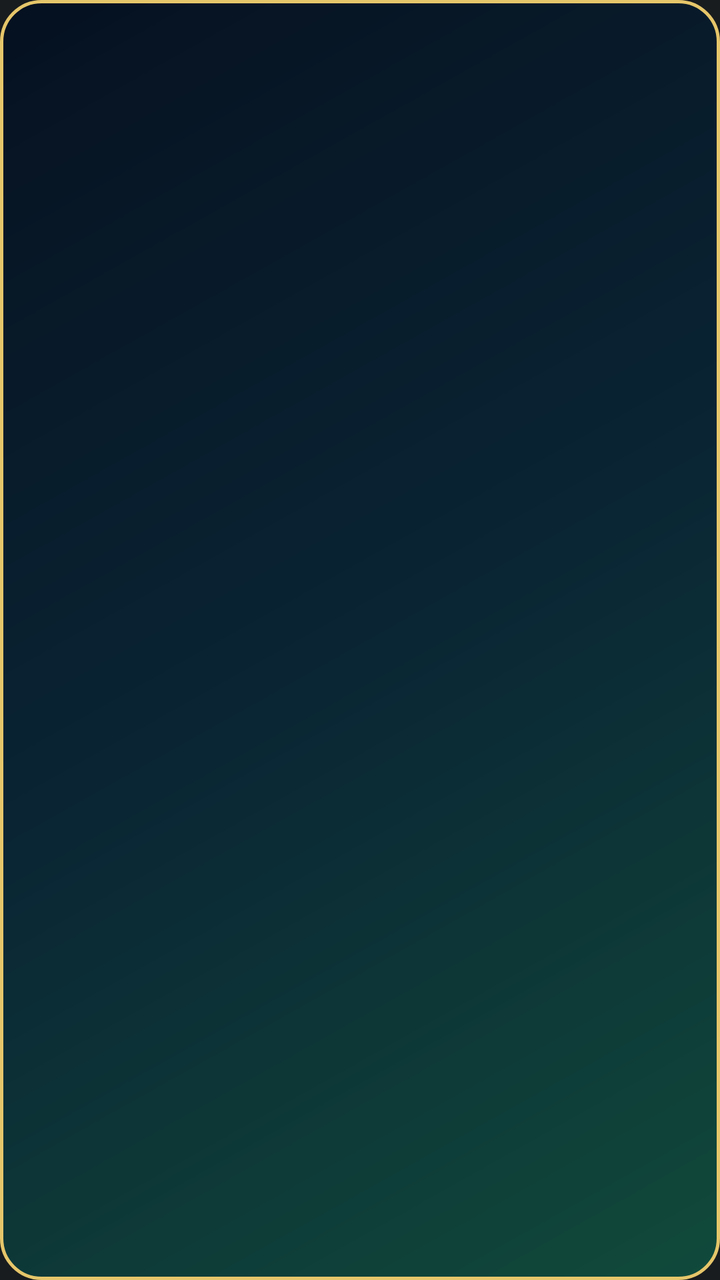
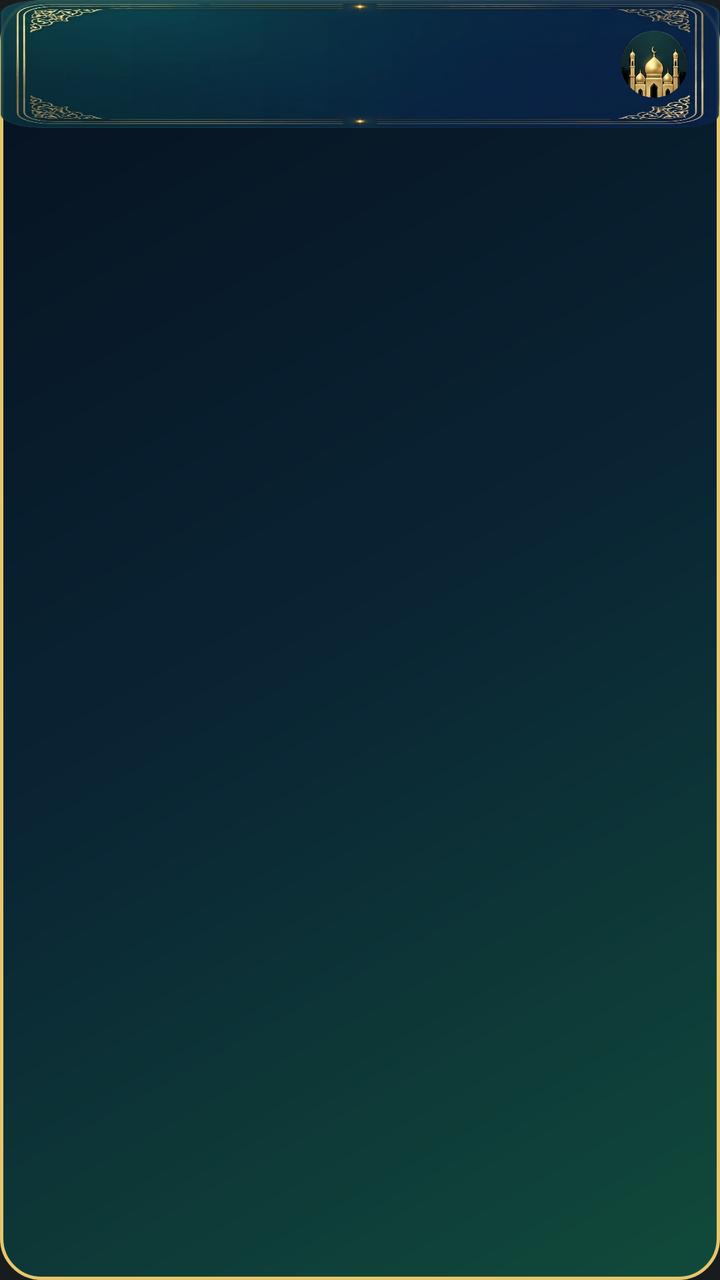

Compare the two renders of this Android layout. The source of the first and the diff that turns it into the second are given below.
<!-- AndroidManifest.xml: application theme android:Theme.DeviceDefault.NoActionBar -->
<!-- res/layout/notif_sakina_live_collapsed.xml -->
<?xml version="1.0" encoding="utf-8"?>
<LinearLayout xmlns:android="http://schemas.android.com/apk/res/android"
    android:layout_width="match_parent"
    android:layout_height="wrap_content"
    android:background="@drawable/bg_notif_glass_card"
    android:layoutDirection="rtl"
    android:orientation="vertical"
    android:paddingStart="12dp"
    android:paddingEnd="12dp"
    android:paddingTop="8dp"
    android:paddingBottom="8dp">

    <LinearLayout
        android:layout_width="match_parent"
        android:layout_height="wrap_content"
        android:gravity="center_vertical"
        android:orientation="horizontal">

        <TextView
            android:id="@+id/tv_collapsed_prayer"
            android:layout_width="0dp"
            android:layout_height="wrap_content"
            android:layout_weight="1"
            android:ellipsize="end"
            android:maxLines="1"
            android:textColor="#FFF3DFA2"
            android:textSize="15sp"
            android:textStyle="bold" />

        <TextView
            android:id="@+id/tv_collapsed_countdown"
            android:layout_width="wrap_content"
            android:layout_height="wrap_content"
            android:textColor="#FFFFFFFF"
            android:textSize="15sp"
            android:textStyle="bold" />
    </LinearLayout>

    <TextView
        android:id="@+id/tv_collapsed_meta"
        android:layout_width="match_parent"
        android:layout_height="wrap_content"
        android:layout_marginTop="2dp"
        android:ellipsize="end"
        android:maxLines="1"
        android:textColor="#B8FFFFFF"
        android:textSize="11sp" />
</LinearLayout>
<!-- resources referenced by this layout -->
<resources>
  <!-- drawable bg_notif_glass_card (drawable) -->
  <?xml version="1.0" encoding="utf-8"?>
  <shape xmlns:android="http://schemas.android.com/apk/res/android" android:shape="rectangle">
      <gradient
          android:angle="135"
          android:startColor="#FA104B3B"
          android:centerColor="#FA092434"
          android:endColor="#FF05101F" />
      <stroke android:width="1.6dp" android:color="#FFE6C66A" />
      <corners android:radius="20dp" />
  </shape>
</resources>

<!-- the commit's change to res/layout/notif_sakina_live_collapsed.xml (unified diff, before → after) -->
@@ -1,48 +1,74 @@
 <?xml version="1.0" encoding="utf-8"?>
-<LinearLayout xmlns:android="http://schemas.android.com/apk/res/android"
+<FrameLayout xmlns:android="http://schemas.android.com/apk/res/android"
     android:layout_width="match_parent"
     android:layout_height="wrap_content"
     android:background="@drawable/bg_notif_glass_card"
-    android:layoutDirection="rtl"
-    android:orientation="vertical"
-    android:paddingStart="12dp"
-    android:paddingEnd="12dp"
-    android:paddingTop="8dp"
-    android:paddingBottom="8dp">
+    android:layoutDirection="rtl">
+
+    <ImageView
+        android:layout_width="match_parent"
+        android:layout_height="64dp"
+        android:scaleType="fitXY"
+        android:src="@drawable/bg_glass_gold_card"
+        android:contentDescription="@null" />
 
     <LinearLayout
         android:layout_width="match_parent"
-        android:layout_height="wrap_content"
+        android:layout_height="64dp"
         android:gravity="center_vertical"
-        android:orientation="horizontal">
+        android:orientation="horizontal"
+        android:paddingStart="16dp"
+        android:paddingEnd="16dp">
 
-        <TextView
-            android:id="@+id/tv_collapsed_prayer"
+        <ImageView
+            android:layout_width="34dp"
+            android:layout_height="34dp"
+            android:layout_marginEnd="10dp"
+            android:scaleType="centerCrop"
+            android:src="@drawable/ic_3d_mosque"
+            android:contentDescription="@null" />
+
+        <LinearLayout
             android:layout_width="0dp"
             android:layout_height="wrap_content"
             android:layout_weight="1"
-            android:ellipsize="end"
-            android:maxLines="1"
-            android:textColor="#FFF3DFA2"
-            android:textSize="15sp"
-            android:textStyle="bold" />
+            android:orientation="vertical">
 
-        <TextView
-            android:id="@+id/tv_collapsed_countdown"
-            android:layout_width="wrap_content"
-            android:layout_height="wrap_content"
-            android:textColor="#FFFFFFFF"
-            android:textSize="15sp"
-            android:textStyle="bold" />
+            <LinearLayout
+                android:layout_width="match_parent"
+                android:layout_height="wrap_content"
+                android:gravity="center_vertical"
+                android:orientation="horizontal">
+
+                <TextView
+                    android:id="@+id/tv_collapsed_prayer"
+                    android:layout_width="0dp"
+                    android:layout_height="wrap_content"
+                    android:layout_weight="1"
+                    android:ellipsize="end"
+                    android:maxLines="1"
+                    android:textColor="#FFF7E7B4"
+                    android:textSize="15sp"
+                    android:textStyle="bold" />
+
+                <TextView
+                    android:id="@+id/tv_collapsed_countdown"
+                    android:layout_width="wrap_content"
+                    android:layout_height="wrap_content"
+                    android:textColor="#FF1EE3A8"
+                    android:textSize="15sp"
+                    android:textStyle="bold" />
+            </LinearLayout>
+
+            <TextView
+                android:id="@+id/tv_collapsed_meta"
+                android:layout_width="match_parent"
+                android:layout_height="wrap_content"
+                android:layout_marginTop="2dp"
+                android:ellipsize="end"
+                android:maxLines="1"
+                android:textColor="#CCFAF6EC"
+                android:textSize="11sp" />
+        </LinearLayout>
     </LinearLayout>
-
-    <TextView
-        android:id="@+id/tv_collapsed_meta"
-        android:layout_width="match_parent"
-        android:layout_height="wrap_content"
-        android:layout_marginTop="2dp"
-        android:ellipsize="end"
-        android:maxLines="1"
-        android:textColor="#B8FFFFFF"
-        android:textSize="11sp" />
-</LinearLayout>
+</FrameLayout>
<!-- resource entries referenced after the edit -->
@@ -1,5 +1,6 @@
 <!-- resources referenced by this layout -->
 <resources>
+  <!-- drawable bg_glass_gold_card: webp bitmap (drawable, 40532 bytes) -->
   <!-- drawable bg_notif_glass_card (drawable) -->
   <?xml version="1.0" encoding="utf-8"?>
   <shape xmlns:android="http://schemas.android.com/apk/res/android" android:shape="rectangle">
@@ -11,5 +12,6 @@
       <stroke android:width="1.6dp" android:color="#FFE6C66A" />
       <corners android:radius="20dp" />
   </shape>
+  <!-- drawable ic_3d_mosque: webp bitmap (drawable, 6246 bytes) -->
 </resources>
 
